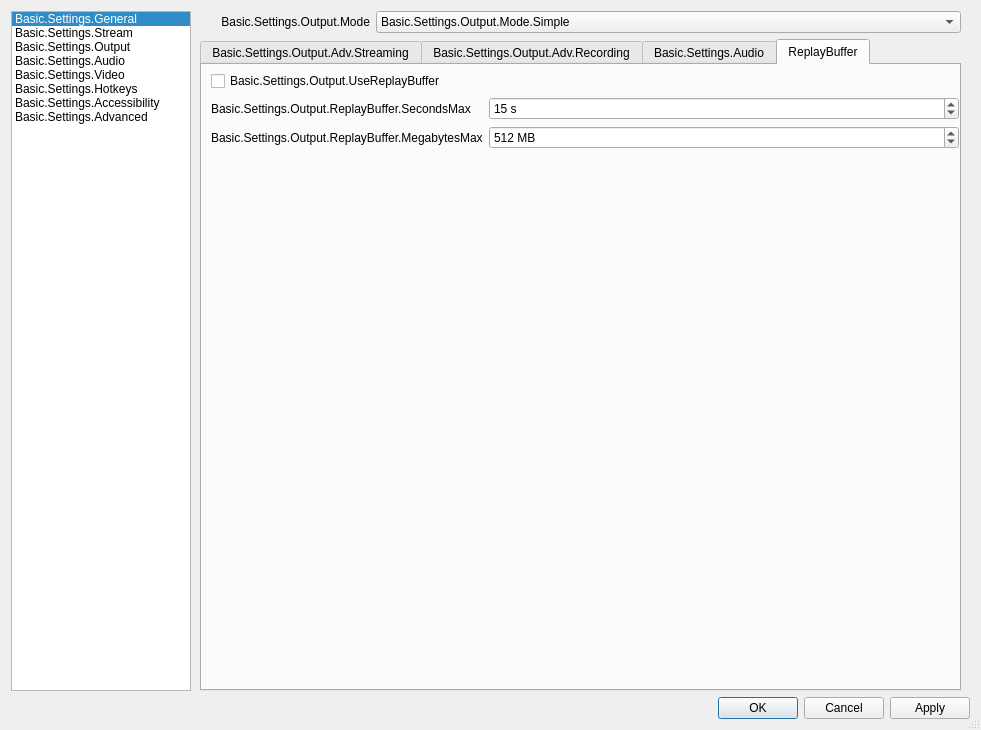
The window that UI/forms/OBSBasicSettings.ui (obsproject/obs-studio) describes before a commit, drawn with Qt 5.
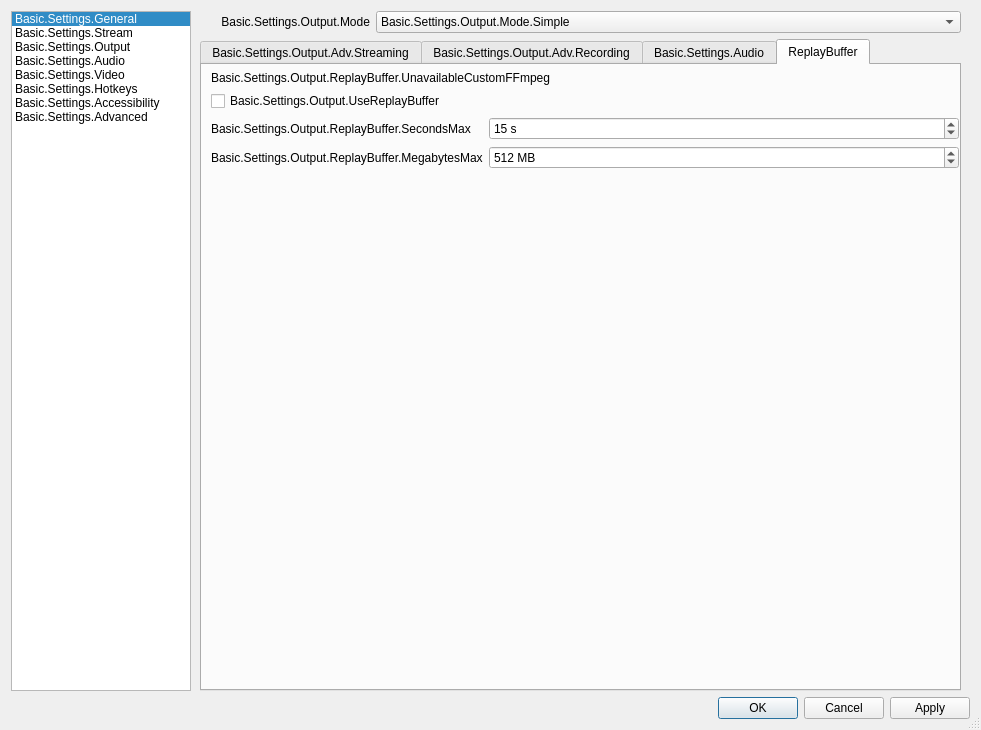
The same window after the commit. The open tabs and pages were chosen to show the change. Icons and pictures are not drawn. Custom widgets are drawn as their Qt base class.

Commit message: UI: Disable replay buffer checkbox when using custom FFmpeg

The edit to the form file:
```diff
--- a/UI/forms/OBSBasicSettings.ui
+++ b/UI/forms/OBSBasicSettings.ui
@@ -4593,6 +4593,16 @@
                        <property name="bottomMargin">
                         <number>9</number>
                        </property>
+                       <item>
+                        <widget class="QLabel" name="advReplayBufCustomFFmpeg">
+                         <property name="text">
+                          <string>Basic.Settings.Output.ReplayBuffer.UnavailableCustomFFmpeg</string>
+                         </property>
+                         <property name="themeID" stdset="0">
+                          <string>warning</string>
+                         </property>
+                        </widget>
+                       </item>
                        <item>
                         <widget class="QCheckBox" name="advReplayBuf">
                          <property name="text">
```
The commit also changes 2 other files.
